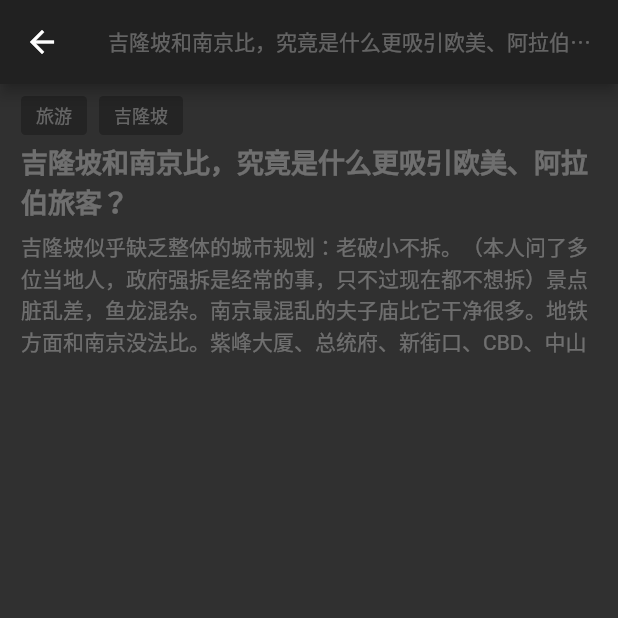
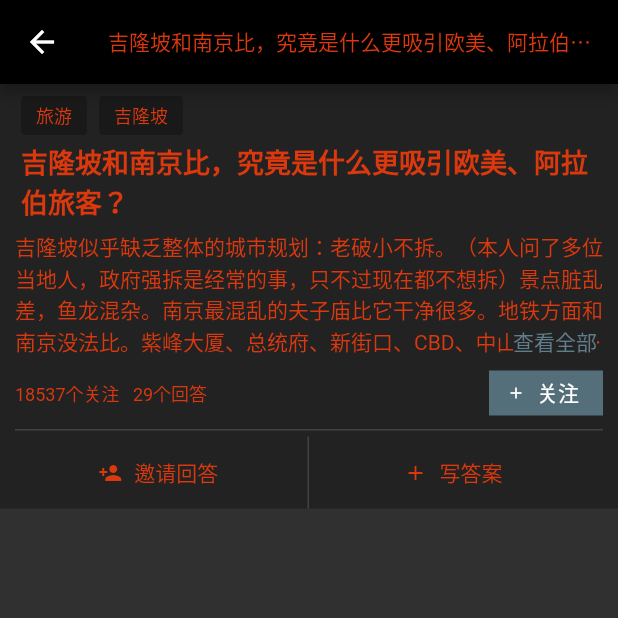
Before and after one commit to ayiyiyiyi/flutter-zhihu, a Flutter app: the screen it shows after launch, after a tap on "在三体中，罗辑为什么会把控制权交给程心，难道他没有推测过后果吗？", on a phone screen of 412 x 824 dp, the top half of it. Run offline on Flutter 3.47's test engine with Material 2 defaults, Android fonts, the phone set to English and light mode, and no system bars; network calls fail.

Commit message:
state management

```diff
--- a/lib/config.dart
+++ b/lib/config.dart
@@ -1,8 +1,17 @@
 import 'package:flutter/material.dart';
 
+const _themes = <MaterialColor>[
+    Colors.blue,
+    Colors.cyan,
+    Colors.teal,
+    Colors.green,
+    Colors.red,
+  ];
 class GlobalConfig {
+
   static bool dark = true;
   static Color globalColor = Colors.blue;
-  static Color fontColor = Colors.white30;
+  static Color fontColor = new Color(int.parse('dc380d',radix:16)|0xFF000000);
   static Color cardBackgroundColor = new Color(0xFF222222);
+  static List<MaterialColor> get themes => _themes;
 }
--- a/lib/home/questionDetail.dart
+++ b/lib/home/questionDetail.dart
@@ -16,7 +16,8 @@ class QuestionDetailPage extends StatefulWidget {
 
 class _QuestionDetailPageState extends State<QuestionDetailPage> {
   QuestionDetail detail;
-  bool desClip;
+  bool desExpand = false;
+  double spacing = 10;
   @override
   void initState() {
     // TODO: implement initState
@@ -36,13 +37,34 @@ class _QuestionDetailPageState extends State<QuestionDetailPage> {
   Widget build(BuildContext context) {
     // TODO: implement build
 
+    void showAlldescription() {
+      setState(() {
+        desExpand = true;
+      });
+    }
+    //判断问题描述是否需要折叠
+    bool isClip(String text) {
+      double desWidth = MediaQuery.of(context).size.width - (spacing + 4) * 2;
+      bool desNeedClip;
+      TextPainter _textpainer = TextPainter(
+        maxLines: 4,
+        text: TextSpan(text:text),
+        textDirection: TextDirection.ltr,
+      )..layout(maxWidth: desWidth, minWidth: desWidth);
+      if (_textpainer.didExceedMaxLines) {
+        desNeedClip = true;
+      } else {
+        desNeedClip = false;
+      }
+      return desNeedClip;
+    }
     Widget loading() {
       return new Center(child: new CircularProgressIndicator());
     }
     Widget singleTag(tag) {
       return Container(
         margin: EdgeInsets.all(4),
-        padding: EdgeInsets.only(bottom: 4, left: 10, right: 10, top: 4),
+        padding: EdgeInsets.only(bottom: 4, left: spacing, right: spacing, top: 4),
         child: Text(
           tag.name,
           style: TextStyle(fontSize: 12, color: GlobalConfig.fontColor),
@@ -66,33 +88,108 @@ class _QuestionDetailPageState extends State<QuestionDetailPage> {
       ),
     );
     Widget description() {
-
-    }
-    bool isClip(String text) {
-      TextPainter _textpainer = TextPainter(
-        maxLines: 4,
-        text: TextSpan(text:text),
-        textDirection: TextDirection.ltr,
-      )..layout(maxWidth: MediaQuery.of(context).size.width, minWidth: MediaQuery.of(context).size.width);
-
-      print(_textpainer.didExceedMaxLines);
-      if (_textpainer.didExceedMaxLines) {
-        setState(() {
-          desClip = true;
-        });
+      if (detail != null && detail.description != null) {
+        TextStyle desStyle = TextStyle(color: GlobalConfig.fontColor,fontSize: 14);
+        if (isClip(detail.description)) {
+          if (desExpand) {
+             return Container(
+              child:  Text(
+                detail.description,
+                style: desStyle
+              ),
+            );
+          } else{
+            return Container(
+              child:  Stack(
+                alignment: Alignment.center,
+                children: <Widget>[
+                  Container(
+                    child: Text(
+                      detail.description,
+                      maxLines: 4,
+                      style: desStyle,
+                      overflow: TextOverflow.ellipsis,
+                    )
+                  ),
+                  Positioned(
+                    child: GestureDetector(
+                      onTap: (){
+                        showAlldescription();
+                      },
+                      child: Text(
+                        '查看全部',
+                        style: TextStyle(
+                          fontSize: 14,
+                          color: Colors.blueGrey,
+                          background: new Paint()..color = GlobalConfig.cardBackgroundColor
+                        ),
+                      ),
+                    ),
+                    right: 4,
+                    bottom: 0,
+                  )
+                ],
+              ),
+            );
+          }
+        } else {
+          return Container(
+            child: Text(
+              detail.description,
+              maxLines: 4,
+              overflow: TextOverflow.clip,
+              style: desStyle
+            ),
+          );
+        }
       } else {
-        setState(() {
-          desClip = false;
-        });
+        return null;
       }
     }
-    if (detail.description != null) {
-      isClip(detail.description);
+    Widget buttonWidget() {
+      TextStyle buttonStyle = TextStyle(color: GlobalConfig.fontColor,fontSize: 14);
+      return Container(
+        padding: EdgeInsets.only(top: 4),
+        decoration: BoxDecoration(
+          border: Border(top: BorderSide(width: 1.0, color: Colors.grey[800]),)
+        ),
+        child: Row(
+          children: <Widget>[
+            Expanded(
+              flex: 1,
+              child: Container(
+                decoration: BoxDecoration(
+                  border: Border(right: BorderSide(width: 1.0, color: Colors.grey[800]),)
+                ),
+                child: FlatButton.icon(
+                  onPressed: () {},
+                  icon: Icon(Icons.person_add,color: GlobalConfig.fontColor,size: 16),
+                  label: Text('邀请回答', style: buttonStyle,),
+                ),
+              ),
+            ),
+            Expanded(
+              flex: 1,
+              child: Container(
+                child: FlatButton.icon(
+                  onPressed: () {},
+                  icon: Icon(Icons.add,color: GlobalConfig.fontColor,size: 16),
+                  label: Text('写答案', style: buttonStyle,),
+                ),
+              ),
+            )
+          ],
+        ),
+      );
     }
     Widget questionDetailBody() {
+      int followNumber = detail != null && detail.followNumber != null ? detail.followNumber : 0;
+      int commentNumber = detail != null && detail.commentNumber != null ? detail.commentNumber : 0;
+
       return new SingleChildScrollView(
         child: Container(
-          margin: EdgeInsets.only(bottom: 6, left: 10, right: 10, top: 4),
+          color: GlobalConfig.cardBackgroundColor,
+          padding: EdgeInsets.only(bottom: 0, left: spacing, right: spacing, top: 4),
           child: new Column(
             crossAxisAlignment: CrossAxisAlignment.start,
             children: <Widget>[
@@ -105,14 +202,34 @@ class _QuestionDetailPageState extends State<QuestionDetailPage> {
                 margin: EdgeInsets.only(right: 4, left: 4),
                 padding: EdgeInsets.only(bottom: 6),
               ),
+              description(),
               Container(
-                margin: EdgeInsets.only(right: 4, left: 4),
-                child: Text(detail.description,
-                  style: TextStyle(color: GlobalConfig.fontColor,fontSize: 14),
-                  maxLines: 4,
-                  overflow: TextOverflow.clip,
+                child: Row(
+                  children: <Widget>[
+                    Expanded(
+                      flex: 1,
+                      child: Container(
+                        child: Text(
+                          followNumber.toString() + '个关注   ' + commentNumber.toString() + '个回答',
+                          style: TextStyle(fontSize: 12,color: GlobalConfig.fontColor),),
+                      ),
+                    ),
+                    Container(
+                      margin: EdgeInsets.only(top:9, bottom: 9),
+                      width: 76,
+                      height: 30,
+                      color: Colors.blueGrey[600],
+                      child: FlatButton.icon(
+                        onPressed: () {},
+                        icon: Icon(Icons.add,size: 12,),
+                        label: Text('关注'),
+                      ),
+                    )
+                  ],
                 ),
-              )
+              ),
+              buttonWidget(),
+
             ],
           ),
         )
--- a/lib/main.dart
+++ b/lib/main.dart
@@ -1,8 +1,11 @@
 import 'package:flutter/material.dart';
+import 'package:provider/provider.dart';
+
 import 'package:my_zhihu_flutter/home/answerDetail.dart';
 import 'package:my_zhihu_flutter/home/person.dart';
 import 'package:my_zhihu_flutter/home/questionDetail.dart';
 import 'package:my_zhihu_flutter/home/search.dart';
+import 'state/index.dart';
 import 'index.dart';
 import 'config.dart';
 void main() => runApp(new MyApp());
@@ -12,9 +15,18 @@ class MyApp extends StatelessWidget {
     'person_detail': (context, {arguments}) => PersonPage(arguments: arguments),
     'question_detail': (context, {arguments}) => QuestionDetailPage(arguments: arguments)
   };
+
+  List<SingleChildCloneableWidget> _buildProviders(BuildContext context) {
+    return [
+      ChangeNotifierProvider(builder: (_) => ThemeProvider()),
+    ];
+  }
   @override
   Widget build(BuildContext context) {
-    return new MaterialApp(
+    return MultiProvider(
+      providers: _buildProviders(context),
+      child: Consumer<ThemeProvider>(builder: (context, theme, _) {
+        return MaterialApp(
           title: '逼乎',
           routes: {
             'search': (context) => SearchPage(),
@@ -30,7 +42,9 @@ class MyApp extends StatelessWidget {
             }
           },
           home: Index(),
-      theme: new ThemeData.dark(),
+          theme: theme.currentTheme
+        );
+      })
     );
   }
 }
--- a/lib/mockData.dart
+++ b/lib/mockData.dart
@@ -121,6 +121,6 @@ class  QuestionDetail {
     var tags = json['tags'] as List;
     List<QuestionTag> list = tags.map((i) => QuestionTag.formJson(i)).toList();
     print(list);
-    return QuestionDetail(type:json['type'],id: json['id'],answerNumer: json['answerNumer'],title: json['title'],followNumber: json['followNumber'],commentNumber: json['commentNumber'],description: json['description'],tagList: list);
+    return QuestionDetail(type:json['type'],id: json['id'],answerNumer: json['answerNumer'],title: json['title'],followNumber: json['follow_number'],commentNumber: json['comment_number'],description: json['description'],tagList: list);
   }
 }
--- /dev/null
+++ b/lib/state/index.dart
@@ -0,0 +1,27 @@
+import 'package:flutter/material.dart';
+import 'package:provider/provider.dart';
+import 'package:my_zhihu_flutter/config.dart';
+
+class ThemeProvider extends ChangeNotifier {
+  static ThemeData _dark = ThemeData(
+      primaryColor: Colors.black,
+      accentColor: Colors.blue,
+      brightness: Brightness.dark
+  );
+  static ThemeData _light = ThemeData(
+      primaryColor: Colors.white,
+      accentColor: Colors.teal,
+      brightness: Brightness.light
+  );
+  ThemeData _currentTheme = _dark;
+  ThemeData get currentTheme => _currentTheme;
+  void switchToDark () {
+    _currentTheme = _dark;
+    notifyListeners();
+  }
+  void switchToLight () {
+    _currentTheme = _light;
+    notifyListeners();
+  }
+  bool get isDark => _currentTheme == _dark;
+}
--- a/pubspec.yaml
+++ b/pubspec.yaml
@@ -24,6 +24,8 @@ dependencies:
   # Use with the CupertinoIcons class for iOS style icons.
   cupertino_icons: ^0.1.2
   english_words: ^3.1.0
+  provider: ^3.1.0
+
 dev_dependencies:
   flutter_test:
     sdk: flutter
```
Also changed, not shown: pubspec.lock. Lines whose indentation alone changed are shown as unchanged.
